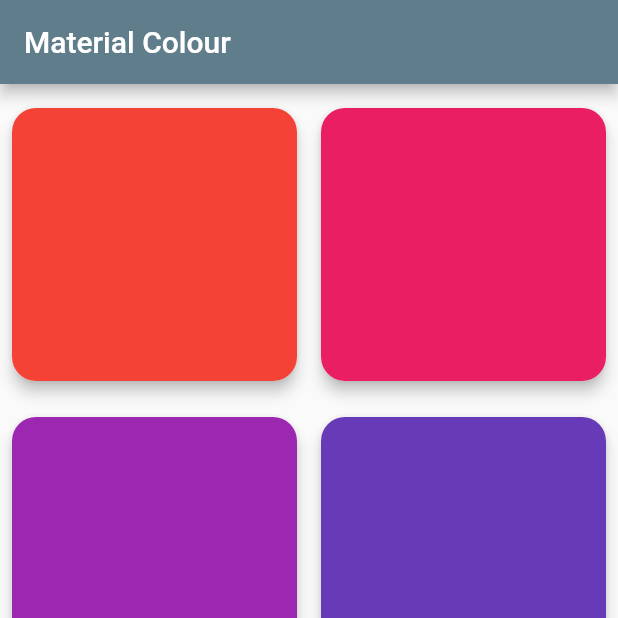
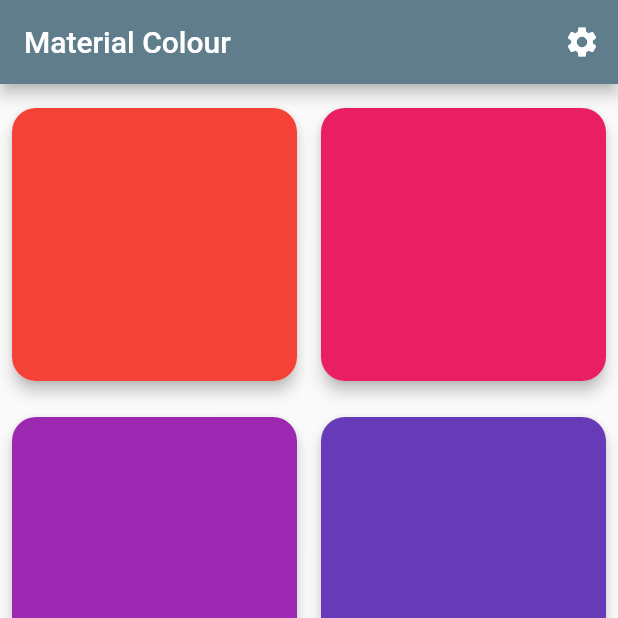
Before and after one commit to HenryQuan/flutter-material-colour, a Flutter app: the screen it shows after launch, on a phone screen of 412 x 824 dp, the top half of it. Run offline on Flutter 3.47's test engine with Material 2 defaults, Android fonts, the light colour scheme and no system bars.

Commit message:
add setting button

```diff
--- a/lib/page/home.dart
+++ b/lib/page/home.dart
@@ -17,6 +17,13 @@ class HomePage extends StatelessWidget {
     return Scaffold(
       appBar: AppBar(
         title: Text(title),
+        actions: <Widget>[
+          IconButton(
+            icon: Icon(Icons.settings),
+            tooltip: 'Increase volume by 10',
+            onPressed: () {},
+          )
+        ],
       ),
       body: OrientationBuilder(
         builder: (c, o) {
```
